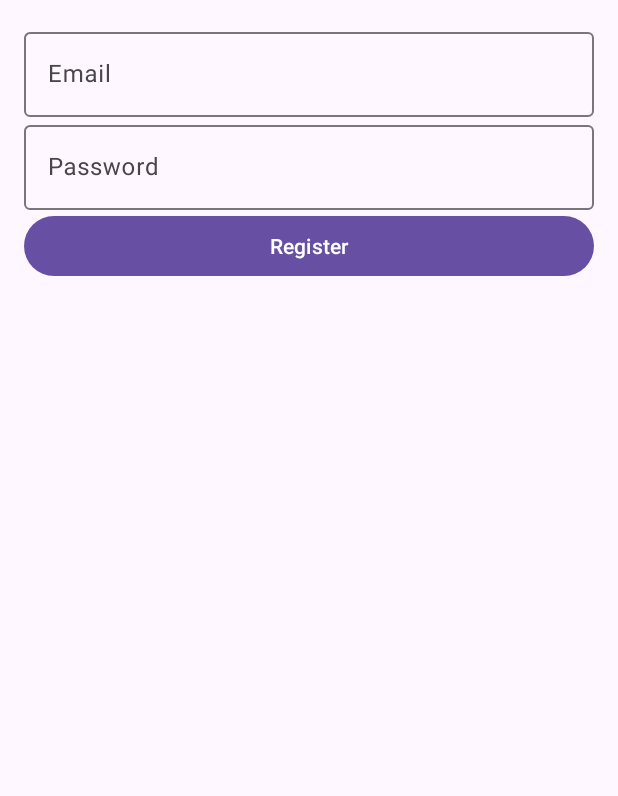
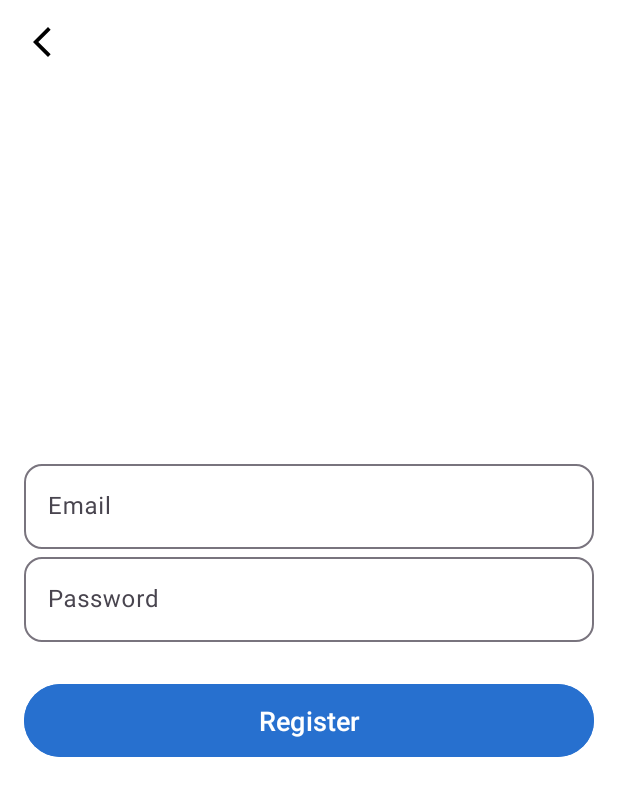
Before and after one commit to FizKw/Project-MAP, an Android app: the RegisterFragment screen opened through its navigation route, on a phone screen of 412 x 824 dp. Shown: the top 796 px of the screen. Run offline under Robolectric (Android 15) with nearby library versions, the phone set to English and light mode, and no system bars; our stand-ins replace Firebase (no records; nobody signed in at launch, a user with empty details on screens opened directly), navigation-ui.

Commit message:
feat: style for login and register page
- added strings for button
- added styling for for fragment

```diff
--- a/app/src/main/java/com/example/projekmap/RegisterFragment.kt
+++ b/app/src/main/java/com/example/projekmap/RegisterFragment.kt
@@ -7,6 +7,7 @@ import android.view.LayoutInflater
 import android.view.View
 import android.view.ViewGroup
 import android.widget.Button
+import android.widget.ImageView
 import android.widget.Toast
 import androidx.navigation.fragment.findNavController
 import com.google.android.material.textfield.TextInputEditText
@@ -57,6 +58,9 @@ class RegisterFragment : Fragment() {
                     }
             }
         }
+        view.findViewById<ImageView>(R.id.btn_back).setOnClickListener {
+            findNavController().popBackStack()
+        }
     }
 
 
--- a/app/src/main/res/layout/fragment_register.xml
+++ b/app/src/main/res/layout/fragment_register.xml
@@ -1,37 +1,76 @@
 <?xml version="1.0" encoding="utf-8"?>
-<LinearLayout xmlns:android="http://schemas.android.com/apk/res/android"
+<androidx.constraintlayout.widget.ConstraintLayout xmlns:android="http://schemas.android.com/apk/res/android"
+    xmlns:tools="http://schemas.android.com/tools"
+    xmlns:app="http://schemas.android.com/apk/res-auto"
     android:orientation="vertical"
     android:padding="16dp"
-    xmlns:tools="http://schemas.android.com/tools"
     android:layout_width="match_parent"
     android:layout_height="match_parent"
-    tools:context=".RegisterFragment">
+    tools:context=".RegisterFragment"
+    android:background="@color/white">
+
+    <ImageView
+        android:id="@+id/btn_back"
+        android:layout_width="24dp"
+        android:layout_height="24dp"
+        android:layout_alignParentStart="true"
+        android:layout_centerVertical="true"
+        android:src="@drawable/ic_back"
+        app:layout_constraintStart_toStartOf="parent"
+        app:layout_constraintTop_toTopOf="parent"/>
+
+    <LinearLayout
+        app:layout_constraintTop_toTopOf="parent"
+        app:layout_constraintBottom_toBottomOf="parent"
+        android:layout_width="match_parent"
+        android:layout_height="wrap_content"
+        android:orientation="vertical">
 
     <com.google.android.material.textfield.TextInputLayout
         android:id="@+id/email_input_wrapper"
         android:layout_width="match_parent"
         android:layout_height="wrap_content"
-        android:hint="@string/email_input_message">
+        android:hint="@string/email_input_message"
+        app:boxBackgroundMode="outline"
+        app:boxCornerRadiusTopStart="12dp"
+        app:boxCornerRadiusTopEnd="12dp"
+        app:boxCornerRadiusBottomEnd="12dp"
+        app:boxCornerRadiusBottomStart="12dp">
         <com.google.android.material.textfield.TextInputEditText
             android:id="@+id/email_input_field"
             android:layout_width="match_parent"
             android:layout_height="wrap_content"
-            android:inputType="text" />
+            android:inputType="textEmailAddress" />
     </com.google.android.material.textfield.TextInputLayout>
+
     <com.google.android.material.textfield.TextInputLayout
         android:id="@+id/password_input_wrapper"
         android:layout_width="match_parent"
         android:layout_height="wrap_content"
-        android:hint="@string/password_input_message">
+        android:hint="@string/password_input_message"
+        app:boxBackgroundMode="outline"
+        app:boxCornerRadiusTopStart="12dp"
+        app:boxCornerRadiusTopEnd="12dp"
+        app:boxCornerRadiusBottomEnd="12dp"
+        app:boxCornerRadiusBottomStart="12dp">
         <com.google.android.material.textfield.TextInputEditText
             android:id="@+id/password_input_field"
             android:layout_width="match_parent"
             android:layout_height="wrap_content"
-            android:inputType="text" />
+            android:inputType="textPassword" />
     </com.google.android.material.textfield.TextInputLayout>
+
     <Button
         android:id="@+id/submit_button"
+        android:layout_gravity="center"
         android:layout_width="match_parent"
         android:layout_height="wrap_content"
-        android:text="@string/register_button"/>
-</LinearLayout>
+        android:text="@string/register_button"
+        android:padding="12dp"
+        android:textSize="18sp"
+        android:layout_marginTop="24dp"
+        android:layout_marginBottom="12dp"
+        android:backgroundTint="@color/aquamarine"/>
+    </LinearLayout>
+
+</androidx.constraintlayout.widget.ConstraintLayout>
--- a/app/src/main/res/values/colors.xml
+++ b/app/src/main/res/values/colors.xml
@@ -3,5 +3,6 @@
     <color name="black">#FF000000</color>
     <color name="white">#FFFFFFFF</color>
     <color name="blue">#2196F3</color>
-    <color name="light_blue">#3574F0</color>
+    <color name="aquamarine">#2770CF</color>
+    <color name="green">#4CAF50</color>
 </resources>
--- a/app/src/main/res/values/strings.xml
+++ b/app/src/main/res/values/strings.xml
@@ -5,4 +5,7 @@
     <string name="hello_blank_fragment">Ini Homepage</string>
     <string name="email_input_message">Email</string>
     <string name="password_input_message">Password</string>
+    <string name="forgot_password">Forgot Password?</string>
+    <string name="update_profile">Update Profile</string>
+    <string name="logout_button">Logout</string>
 </resources>
```
Also changed, not shown: app/src/main/res/layout/fragment_login.xml (+38 -1 lines), app/src/main/res/layout/fragment_profile.xml (+10 -10 lines).
